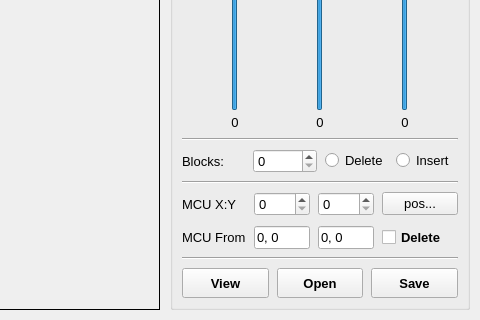
Old version of the form views/Widget/Edit_Image.ui in the repository VQD-BSV-Official/RecoveryJpeg; both pictures show x 599 to 1079 and y 204 to 524 of the 1079 by 524 pixel window.
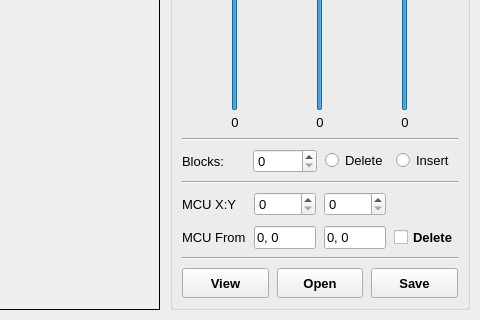
New version of the form. Icons and pictures are not drawn.

Commit message: Remove btn pos...

Patch:
```diff
--- a/views/Widget/Edit_Image.ui
+++ b/views/Widget/Edit_Image.ui
@@ -317,13 +317,6 @@
            </property>
           </widget>
          </item>
-         <item row="0" column="3">
-          <widget class="QPushButton" name="b_pos">
-           <property name="text">
-            <string>pos...</string>
-           </property>
-          </widget>
-         </item>
          <item row="1" column="0">
           <widget class="QLabel" name="l_mcu_2">
            <property name="text">
```
Left out of the diff: 1 changed line with no effect on the pictures. The commit also changes 1 other file.
